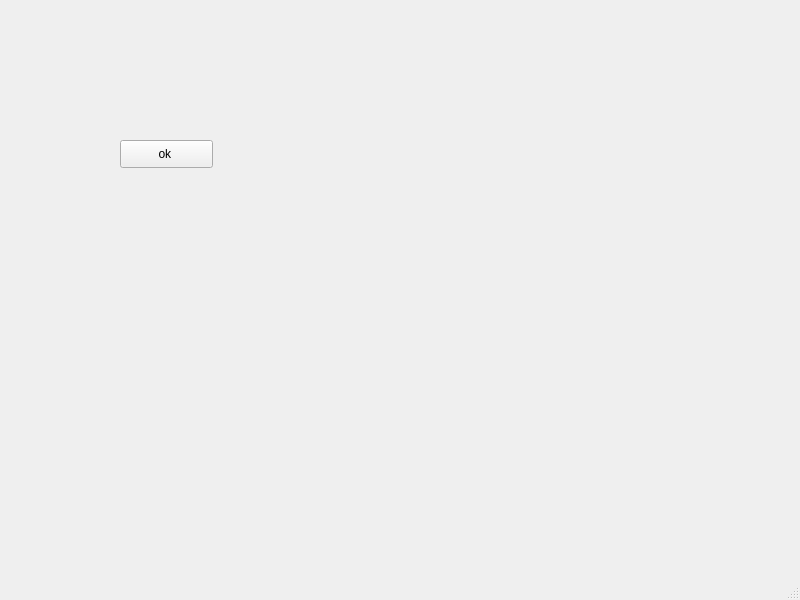
First picture: the form in mainwindow.ui, repository marwenmaalawi/projet2A, before the edit.
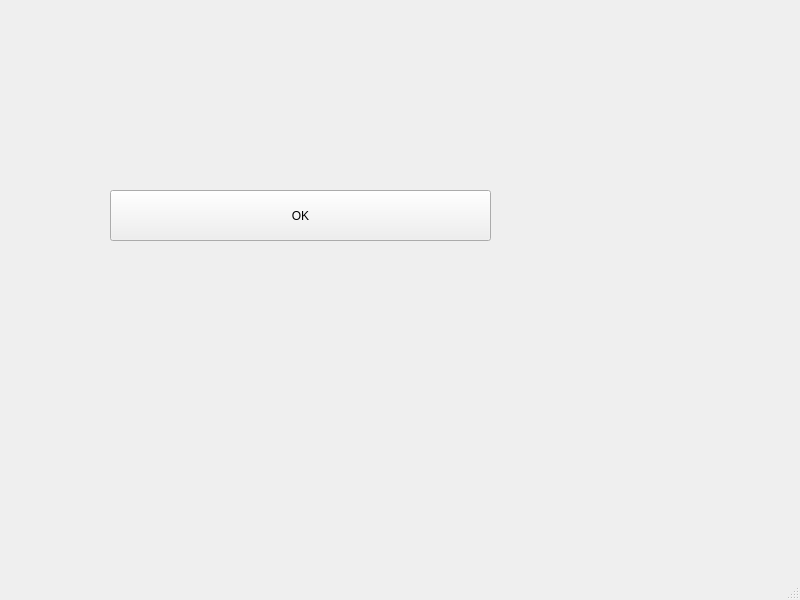
Second picture: the form after the edit.

```diff
--- a/mainwindow.ui
+++ b/mainwindow.ui
@@ -17,14 +17,14 @@
    <widget class="QPushButton" name="pushButton">
     <property name="geometry">
      <rect>
-      <x>120</x>
-      <y>140</y>
-      <width>93</width>
-      <height>28</height>
+      <x>110</x>
+      <y>190</y>
+      <width>381</width>
+      <height>51</height>
      </rect>
     </property>
     <property name="text">
-     <string>ok </string>
+     <string>OK</string>
     </property>
    </widget>
   </widget>
```
